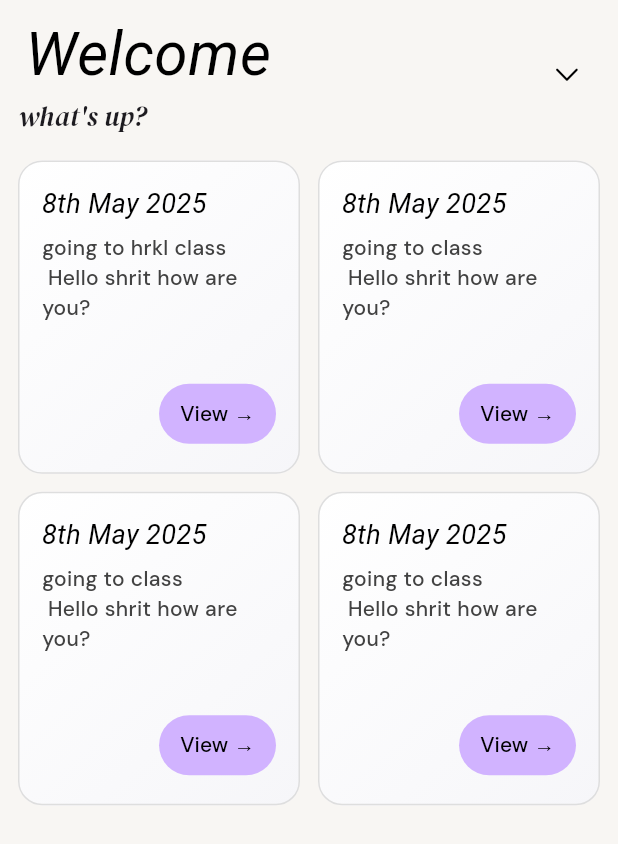
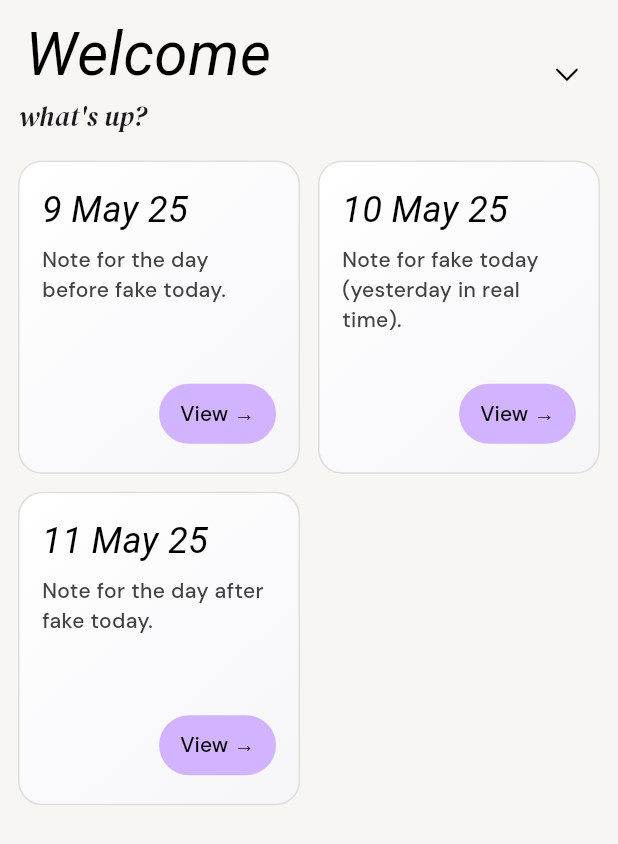
Before and after one commit to Shrit1401/Daydream, a Flutter app: the screen it shows once a user with an empty profile is signed in, on a phone screen of 412 x 824 dp. Shown: the top 844 px of the screen. Run offline on Flutter 3.47's test engine with Material 3 defaults, Android fonts, the light colour scheme and no system bars; our stand-ins replace firebase_auth, firebase_core, google_fonts; missing offline and left inert: flutter_quill; accounts and stored records are empty.

Commit message:
added notes

```diff
--- a/lib/components/home/note_card.dart
+++ b/lib/components/home/note_card.dart
@@ -1,5 +1,6 @@
-import 'package:daydream/utils/routes.dart';
+import 'package:daydream/pages/note/note_page.dart';
 import 'package:daydream/utils/types.dart';
+import 'package:daydream/utils/utils.dart';
 import 'package:flutter/material.dart';
 import 'package:google_fonts/google_fonts.dart';
 import 'package:daydream/components/instrument_text.dart';
@@ -35,10 +36,15 @@ class NoteCard extends StatelessWidget {
                 crossAxisAlignment: CrossAxisAlignment.start,
                 mainAxisSize: MainAxisSize.max,
                 children: [
-                  InstrumentText(note.date, fontSize: 18),
+                  InstrumentText(
+                    '${note.date.day} ${getMonthName(note.date.month)} ${note.date.year.toString().substring(2)}',
+                    fontSize: 24,
+                  ),
                   const SizedBox(height: 6),
                   Text(
-                    note.plainContent,
+                    note.plainContent.length > 70
+                        ? '${note.plainContent.substring(0, 70)}...'
+                        : note.plainContent,
                     style: GoogleFonts.dmSans(
                       fontSize: 14,
                       fontWeight: FontWeight.w500,
@@ -67,7 +73,12 @@ class NoteCard extends StatelessWidget {
                   elevation: 0,
                 ),
                 onPressed: () {
-                  Navigator.pushNamed(context, DreamRoutes.noteRoute);
+                  Navigator.push(
+                    context,
+                    MaterialPageRoute(
+                      builder: (context) => SingleNote(note: note),
+                    ),
+                  );
                 },
                 child: Text(
                   'View →',
--- a/lib/pages/home/home.dart
+++ b/lib/pages/home/home.dart
@@ -6,41 +6,59 @@ import 'package:google_fonts/google_fonts.dart';
 import 'package:flutter/cupertino.dart';
 import 'package:firebase_auth/firebase_auth.dart';
 
+DateTime fakeToday = DateTime.now(); // Use real today
+
 final List<Note> notes = [
   Note(
-    date: '8th May 2025',
-    plainContent: 'going to hrkl class \n Hello shrit how are you?',
-    content: {},
+    date: fakeToday.subtract(const Duration(days: 1)),
+    plainContent: 'Note for the day before fake today.',
+    content: [
+      {'insert': 'This is the note for the day before fake today.\n'},
+      {
+        'insert': 'Task 1\n',
+        'attributes': {'list': 'bullet'},
+      },
+      {
+        'insert': 'Task 2\n',
+        'attributes': {'list': 'bullet'},
+      },
+    ],
+    id: '0',
+    isGenerated: true,
+  ),
+  Note(
+    date: fakeToday,
+    plainContent: 'Note for fake today (yesterday in real time).',
+    content: [
+      {'insert': 'Editable note for fake today!\n'},
+      {
+        'insert': 'Editable bullet 1\n',
+        'attributes': {'list': 'bullet'},
+      },
+      {
+        'insert': 'Editable bullet 2\n',
+        'attributes': {'list': 'bullet'},
+      },
+    ],
     id: '1',
     isGenerated: false,
-    note: 'going to class \n Hello shrit how are you?',
   ),
   Note(
-    date: '8th May 2025',
-    plainContent: 'going to class \n Hello shrit how are you?',
-    content: {},
-
+    date: fakeToday.add(const Duration(days: 1)),
+    plainContent: 'Note for the day after fake today.',
+    content: [
+      {'insert': 'This is the note for the day after fake today.\n'},
+      {
+        'insert': 'Future task 1\n',
+        'attributes': {'list': 'bullet'},
+      },
+      {
+        'insert': 'Future task 2\n',
+        'attributes': {'list': 'bullet'},
+      },
+    ],
     id: '2',
-    isGenerated: false,
-    note: 'going to class \n Hello shrit how are you?',
-  ),
-  Note(
-    date: '8th May 2025',
-    plainContent: 'going to class \n Hello shrit how are you?',
-    content: {},
-
-    id: '3',
-    isGenerated: false,
-    note: 'going to class \n Hello shrit how are you?',
-  ),
-  Note(
-    date: '8th May 2025',
-    plainContent: 'going to class \n Hello shrit how are you?',
-    content: {},
-
-    id: '4',
-    isGenerated: false,
-    note: 'going to class \n Hello shrit how are you?',
+    isGenerated: true,
   ),
 ];
 
@@ -175,6 +193,7 @@ class HomePage extends StatelessWidget {
                   itemCount: notes.length,
                   itemBuilder: (context, index) {
                     final note = notes[index];
+
                     return NoteCard(note: note);
                   },
                 ),
--- a/lib/pages/note/note_page.dart
+++ b/lib/pages/note/note_page.dart
@@ -3,18 +3,54 @@ import 'package:flutter/material.dart';
 import 'package:google_fonts/google_fonts.dart';
 import 'package:flutter_quill/flutter_quill.dart';
 import 'dart:ui';
+import 'package:daydream/utils/utils.dart';
+import 'package:daydream/utils/types.dart';
 
 class SingleNote extends StatefulWidget {
-  const SingleNote({super.key});
+  final Note note;
+  const SingleNote({super.key, required this.note});
 
   @override
   State<SingleNote> createState() => _SingleNoteState();
 }
 
 class _SingleNoteState extends State<SingleNote> {
-  final date = "18 May 2025";
+  late final QuillController _controller;
 
-  final QuillController _controller = QuillController.basic();
+  @override
+  void initState() {
+    super.initState();
+    if (widget.note.content.isNotEmpty) {
+      _controller = QuillController(
+        document: Document.fromJson(widget.note.content),
+        selection: const TextSelection.collapsed(offset: 0),
+      );
+    } else {
+      _controller = QuillController.basic();
+    }
+    _controller.readOnly = widget.note.isGenerated;
+
+    if (widget.note.isGenerated) {
+      WidgetsBinding.instance.addPostFrameCallback((_) {
+        if (mounted) {
+          ScaffoldMessenger.of(context).showSnackBar(
+            SnackBar(
+              content: Text(
+                'You can only read this note. To write your new note, write in today\'s note.',
+                style: GoogleFonts.dmSans(
+                  color: Colors.white,
+                  fontWeight: FontWeight.bold,
+                  fontSize: 18,
+                ),
+              ),
+              backgroundColor: Colors.black,
+              duration: const Duration(seconds: 5),
+            ),
+          );
+        }
+      });
+    }
+  }
 
   @override
   void dispose() {
@@ -39,7 +75,15 @@ class _SingleNoteState extends State<SingleNote> {
                     icon: const Icon(Icons.arrow_back_ios_new, size: 22),
                     onPressed: () => Navigator.of(context).pop(),
                   ),
-                  InstrumentText(date, fontSize: 32),
+                  Expanded(
+                    child: Center(
+                      child: InstrumentText(
+                        '${widget.note.date.day} ${getMonthName(widget.note.date.month)} ${widget.note.date.year.toString().substring(2)}',
+                        fontSize: 32,
+                      ),
+                    ),
+                  ),
+                  if (!widget.note.isGenerated)
                     Row(
                       children: [
                         IconButton(
@@ -58,6 +102,10 @@ class _SingleNoteState extends State<SingleNote> {
                         ),
                       ],
                     ),
+                  if (widget.note.isGenerated)
+                    const SizedBox(
+                      width: 44 * 2,
+                    ), // To balance the space for undo/redo
                 ],
               ),
               const SizedBox(height: 8),
@@ -125,6 +173,7 @@ class _SingleNoteState extends State<SingleNote> {
                       ),
                     ),
                     // Floating toolbar at the bottom with glass effect
+                    if (!widget.note.isGenerated)
                       Positioned(
                         left: 16,
                         right: 16,
@@ -142,7 +191,12 @@ class _SingleNoteState extends State<SingleNote> {
                                   borderRadius: BorderRadius.circular(18),
                                   color: Colors.white,
                                   border: Border.all(
-                                  color: Colors.grey.withOpacity(0.4),
+                                    color: Colors.grey.withValues(
+                                      red: 128,
+                                      green: 128,
+                                      blue: 128,
+                                      alpha: 102,
+                                    ),
                                     width: 1,
                                   ),
                                 ),
--- a/lib/utils/routes.dart
+++ b/lib/utils/routes.dart
@@ -1,7 +1,7 @@
 import 'package:daydream/pages/auth/login.dart';
 import 'package:daydream/pages/auth/signup.dart';
 import 'package:daydream/pages/home/home.dart';
-import 'package:daydream/pages/note/note_page.dart';
+
 import 'package:flutter/material.dart';
 
 class DreamRoutes {
@@ -15,5 +15,4 @@ final Map<String, Widget Function(BuildContext)> dreamRouters = {
   DreamRoutes.loginRoute: (context) => const LoginPage(),
   DreamRoutes.signupRoute: (context) => const SignupPage(),
   DreamRoutes.homeRoute: (context) => const HomePage(),
-  DreamRoutes.noteRoute: (context) => const SingleNote(),
 };
--- a/lib/utils/types.dart
+++ b/lib/utils/types.dart
@@ -1,6 +1,6 @@
 class Note {
-  final String date;
-  final Map<dynamic, dynamic> content;
+  final DateTime date;
+  final List<dynamic> content;
   final String plainContent;
   final String id;
   final bool isGenerated;
@@ -10,7 +10,6 @@ class Note {
     required this.plainContent,
     required this.id,
     required this.isGenerated,
-    required String note,
   });
 }
 
--- /dev/null
+++ b/lib/utils/utils.dart
@@ -0,0 +1,5 @@
+import 'package:intl/intl.dart';
+
+String getMonthName(int month) {
+  return DateFormat('MMMM').format(DateTime(2000, month));
+}
--- a/pubspec.yaml
+++ b/pubspec.yaml
@@ -40,6 +40,7 @@ dependencies:
   firebase_core: ^3.13.0
   firebase_auth: ^5.5.3
   flutter_quill: ^11.4.0
+  intl: ^0.19.0
 
 dev_dependencies:
   flutter_test:
```
Also changed, not shown: lib/pages/auth/login.dart (+24 -4 lines), lib/pages/auth/signup.dart (+24 -5 lines), pubspec.lock. Lines whose indentation alone changed are shown as unchanged.
